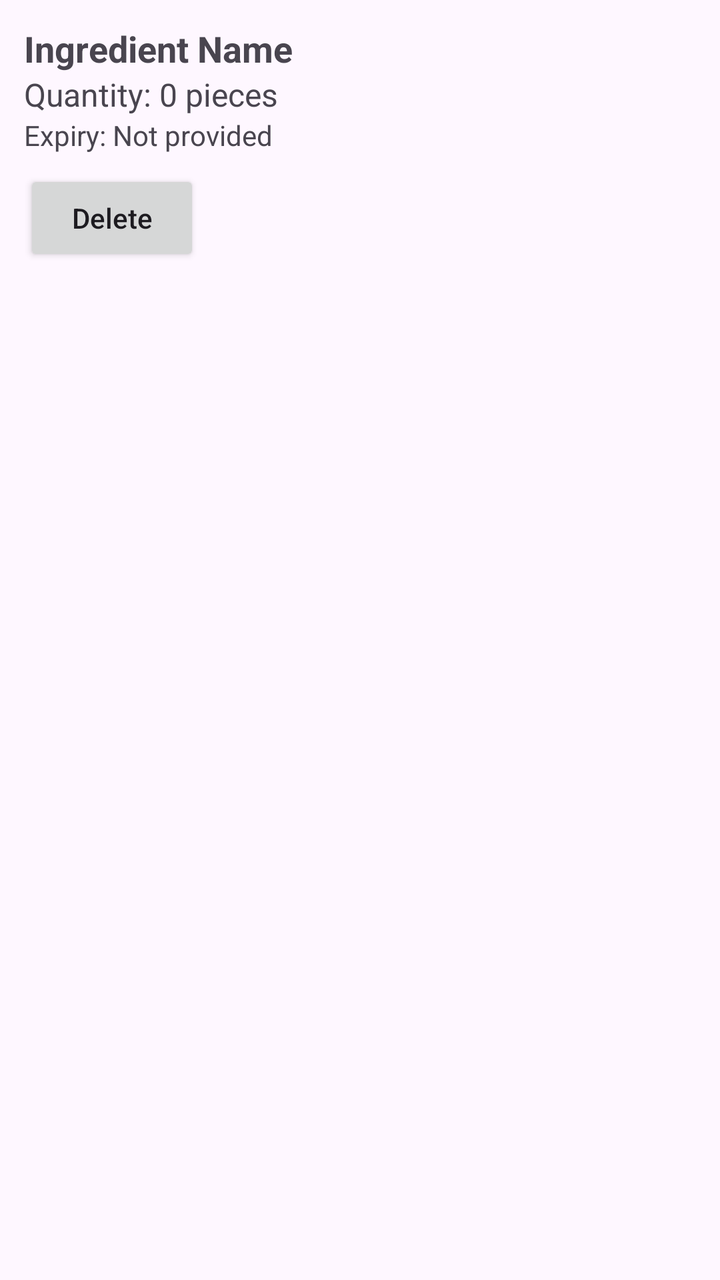
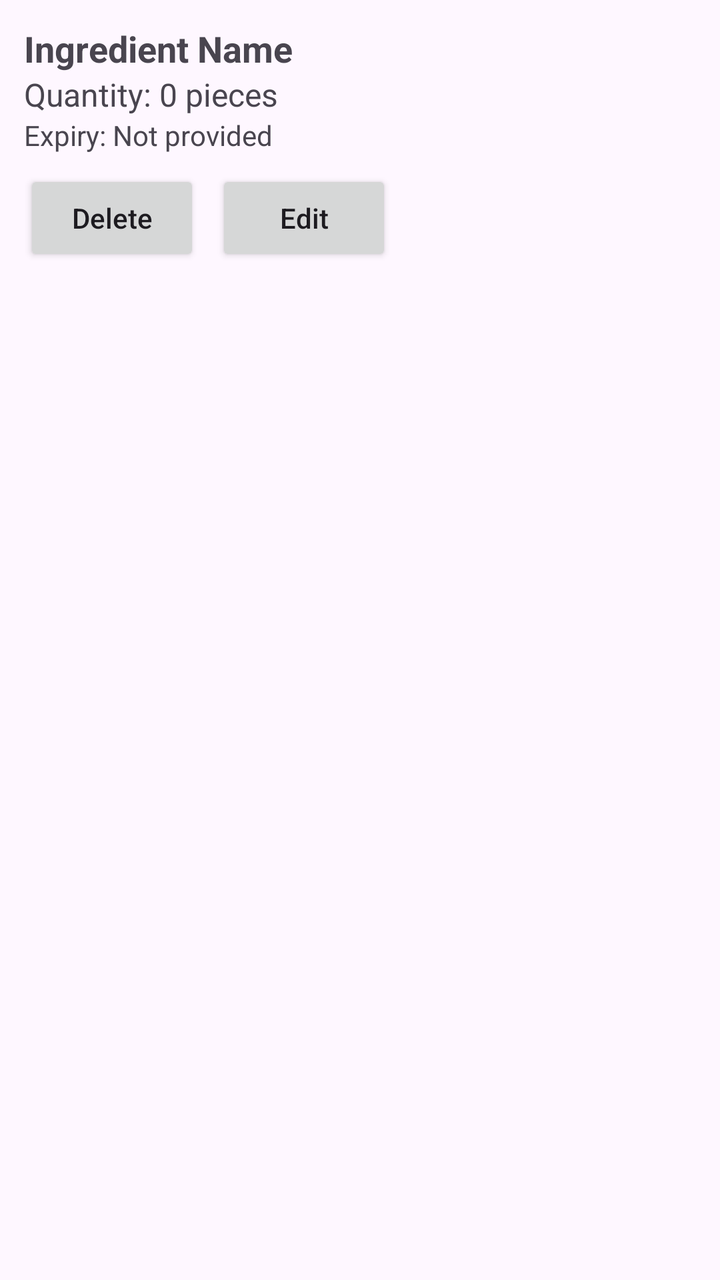

Compare the two renders of this Android layout. The source of the first and the diff that turns it into the second are given below.
<!-- AndroidManifest.xml: application theme Theme.SmartPantryManager -->
<!-- res/layout/item_pantry.xml -->
<?xml version="1.0" encoding="utf-8"?>
<LinearLayout xmlns:android="http://schemas.android.com/apk/res/android"
    android:layout_width="match_parent"
    android:layout_height="wrap_content"
    android:layout_marginTop="6dp"
    android:layout_marginBottom="6dp"
    android:orientation="vertical"
    android:padding="12dp">

    <TextView
        android:id="@+id/textPantryItemName"
        android:layout_width="match_parent"
        android:layout_height="wrap_content"
        android:text="@string/pantry_item_name_preview"
        android:textSize="18sp"
        android:textStyle="bold" />

    <TextView
        android:id="@+id/textPantryItemQuantity"
        android:layout_width="match_parent"
        android:layout_height="wrap_content"
        android:text="@string/pantry_item_quantity_preview"
        android:textSize="16sp" />

    <TextView
        android:id="@+id/textPantryItemExpiry"
        android:layout_width="match_parent"
        android:layout_height="wrap_content"
        android:text="@string/pantry_item_expiry_preview" />

    <Button
        android:id="@+id/buttonDeletePantryItem"
        android:layout_width="wrap_content"
        android:layout_height="wrap_content"
        android:layout_marginTop="8dp"
        android:text="@string/delete_ingredient"
        android:textAllCaps="false" />
</LinearLayout>
<!-- resources referenced by this layout -->
<resources>
  <string name="delete_ingredient">Delete</string>
  <string name="pantry_item_expiry_preview">Expiry: Not provided</string>
  <string name="pantry_item_name_preview">Ingredient Name</string>
  <string name="pantry_item_quantity_preview">Quantity: 0 pieces</string>
  <style name="Theme.SmartPantryManager" parent="Base.Theme.SmartPantryManager" />
  <style name="Base.Theme.SmartPantryManager" parent="Theme.Material3.DayNight.NoActionBar">
          
          
      </style>
</resources>

<!-- the commit's change to res/layout/item_pantry.xml (unified diff, before → after) -->
@@ -28,11 +28,26 @@
         android:layout_height="wrap_content"
         android:text="@string/pantry_item_expiry_preview" />
 
-    <Button
-        android:id="@+id/buttonDeletePantryItem"
-        android:layout_width="wrap_content"
+    <LinearLayout
+        android:layout_width="match_parent"
         android:layout_height="wrap_content"
         android:layout_marginTop="8dp"
-        android:text="@string/delete_ingredient"
-        android:textAllCaps="false" />
+        android:orientation="horizontal">
+
+        <Button
+            android:id="@+id/buttonDeletePantryItem"
+            android:layout_width="wrap_content"
+            android:layout_height="wrap_content"
+            android:layout_marginEnd="8dp"
+            android:text="@string/delete_ingredient"
+            android:textAllCaps="false" />
+
+        <Button
+            android:id="@+id/buttonEditPantryItem"
+            android:layout_width="wrap_content"
+            android:layout_height="wrap_content"
+            android:text="@string/edit_ingredient"
+            android:textAllCaps="false" />
+    </LinearLayout>
+
 </LinearLayout>
<!-- resource entries referenced after the edit -->
@@ -1,6 +1,7 @@
 <!-- resources referenced by this layout -->
 <resources>
   <string name="delete_ingredient">Delete</string>
+  <string name="edit_ingredient">Edit</string>
   <string name="pantry_item_expiry_preview">Expiry: Not provided</string>
   <string name="pantry_item_name_preview">Ingredient Name</string>
   <string name="pantry_item_quantity_preview">Quantity: 0 pieces</string>
